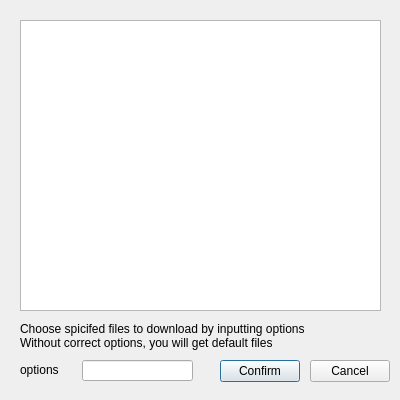
First picture: the form in app/ui/files_list_dialog.ui, repository ingbyr/vdm, before the edit.
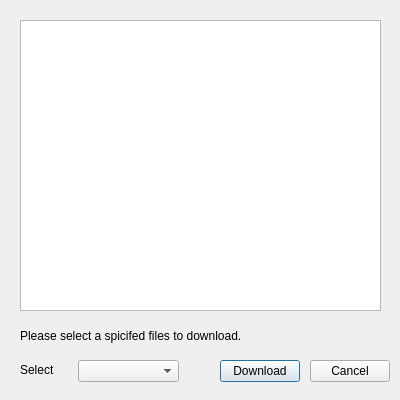
Second picture: the form after the edit.

```diff
--- a/app/ui/files_list_dialog.ui
+++ b/app/ui/files_list_dialog.ui
@@ -36,8 +36,7 @@
     </rect>
    </property>
    <property name="text">
-    <string>Choose spicifed files to download by inputting options
-Without correct options, you will get default files</string>
+    <string>Please select a spicifed files to download.</string>
    </property>
   </widget>
   <widget class="QLabel" name="label_2">
@@ -50,17 +49,7 @@
     </rect>
    </property>
    <property name="text">
-    <string>options</string>
-   </property>
-  </widget>
-  <widget class="QLineEdit" name="line_edit_options">
-   <property name="geometry">
-    <rect>
-     <x>82</x>
-     <y>360</y>
-     <width>111</width>
-     <height>21</height>
-    </rect>
+    <string>Select</string>
    </property>
   </widget>
   <widget class="QPushButton" name="push_button_confirm">
@@ -73,7 +62,7 @@
     </rect>
    </property>
    <property name="text">
-    <string>Confirm</string>
+    <string>Download</string>
    </property>
   </widget>
   <widget class="QPushButton" name="push_button_cancel">
@@ -89,6 +78,16 @@
     <string>Cancel</string>
    </property>
   </widget>
+  <widget class="QComboBox" name="combo_box_options">
+   <property name="geometry">
+    <rect>
+     <x>78</x>
+     <y>360</y>
+     <width>101</width>
+     <height>22</height>
+    </rect>
+   </property>
+  </widget>
  </widget>
  <resources/>
  <connections/>
```
